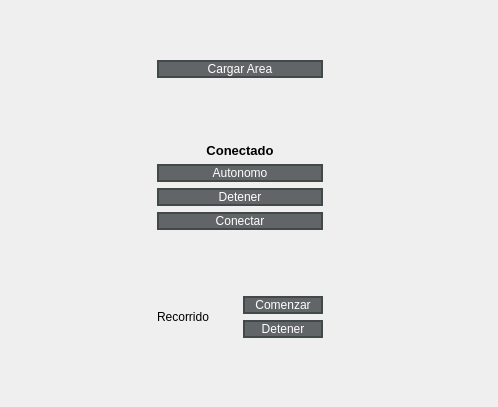
Before: the Qt Designer form Control/Contro-Manuall.ui in Manu743/Sistema_autonomo, drawn with Qt 5; both pictures show x 355 to 853 and y 200 to 607 of the 853 by 607 pixel window.
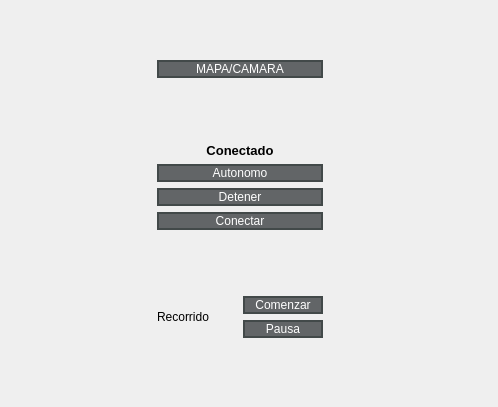
After: the same form once the commit is applied.

The edit to the form file:
```diff
--- a/Control/Contro-Manuall.ui
+++ b/Control/Contro-Manuall.ui
@@ -438,7 +438,7 @@
         <item>
          <widget class="QPushButton" name="cargarArea">
           <property name="text">
-           <string>Cargar Area</string>
+           <string>MAPA/CAMARA</string>
           </property>
          </widget>
         </item>
@@ -544,7 +544,7 @@
             <item>
              <widget class="QPushButton" name="Recorrido_Off">
               <property name="text">
-               <string>Detener</string>
+               <string>Pausa</string>
               </property>
              </widget>
             </item>
```
